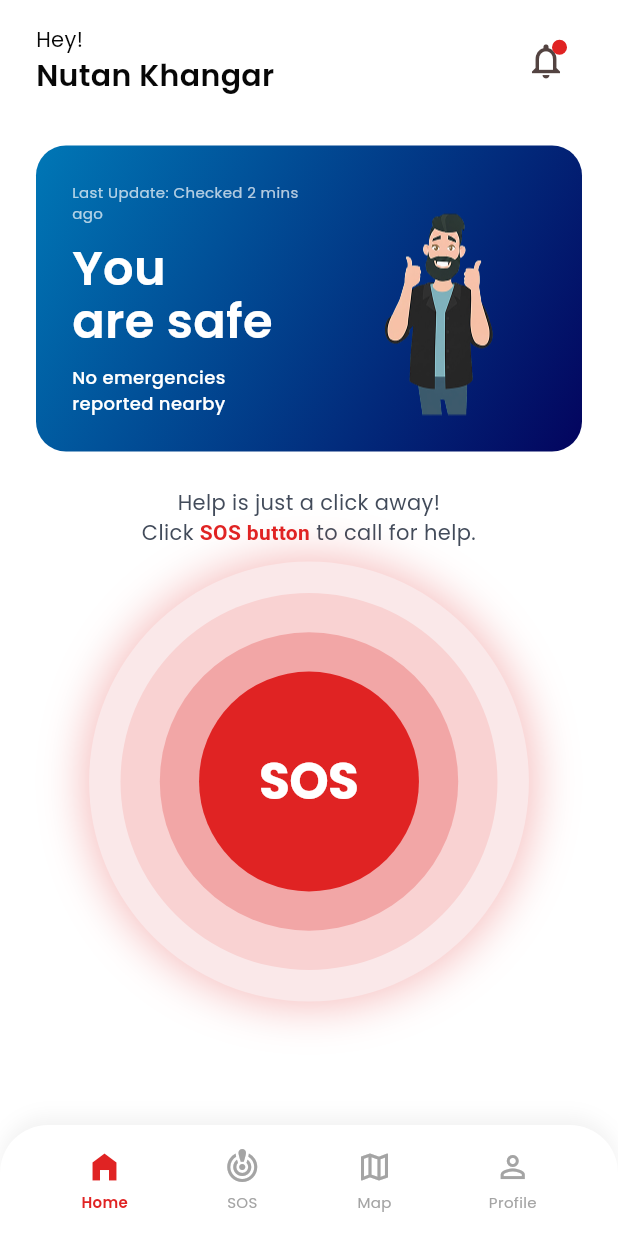
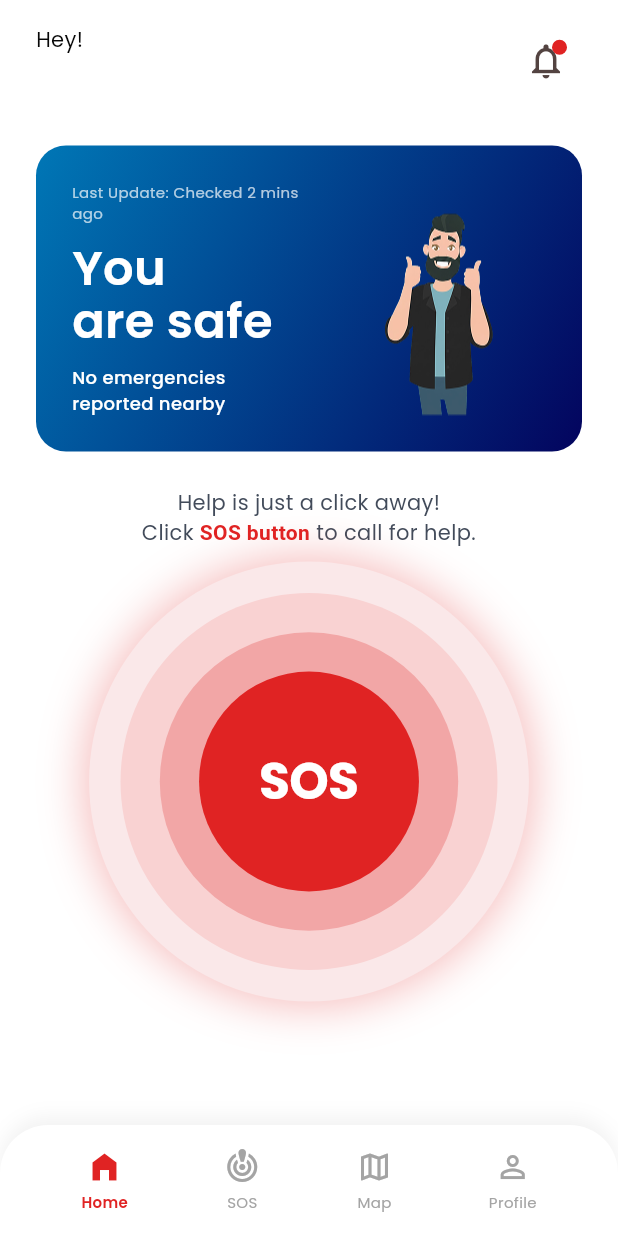
Before and after one commit to AkashMaheema/SafeLink, a Flutter app: the screen it shows once a user with an empty profile is signed in, on a phone screen of 412 x 824 dp. Run offline on Flutter 3.47's test engine with Material 3 defaults, Android fonts, the light colour scheme and no system bars; our stand-ins replace cloud_firestore, connectivity_plus, file_picker, firebase_auth, firebase_core, firebase_messaging and 8 more; accounts and stored records are empty.

```diff
--- a/lib/screens/home/home_screen.dart
+++ b/lib/screens/home/home_screen.dart
@@ -6,6 +6,7 @@ import '../../providers/alert_provider.dart';
 import '../../services/messaging_service.dart';
 import '../../services/notification_overlay_service.dart';
 import '../../widgets/alert_banner.dart';
+import '../../providers/auth_provider.dart';
 
 class HomeScreen extends StatefulWidget {
   const HomeScreen({super.key});
@@ -107,15 +108,19 @@ class _HomeScreenState extends State<HomeScreen>
   // ── UI Components ────────────────────────────────────────────────────────
 
   Widget _buildHeader() {
+    final auth = context.watch<AuthProvider>();
+    final user = auth.userModel;
+    final userName = user?.displayName ?? 'User';
+
     return Padding(
       padding: const EdgeInsets.symmetric(horizontal: 24.0, vertical: 16.0),
       child: Row(
         mainAxisAlignment: MainAxisAlignment.spaceBetween,
         children: [
-          const Column(
+          Column(
             crossAxisAlignment: CrossAxisAlignment.start,
             children: [
-              Text(
+              const Text(
                 'Hey!',
                 style: TextStyle(
                   color: Color(0xFF070707),
@@ -124,8 +129,8 @@ class _HomeScreenState extends State<HomeScreen>
                 ),
               ),
               Text(
-                'Nutan Khangar',
-                style: TextStyle(
+                userName,
+                style: const TextStyle(
                   color: Color(0xFF070707),
                   fontSize: 20,
                   fontFamily: 'Poppins',
```
